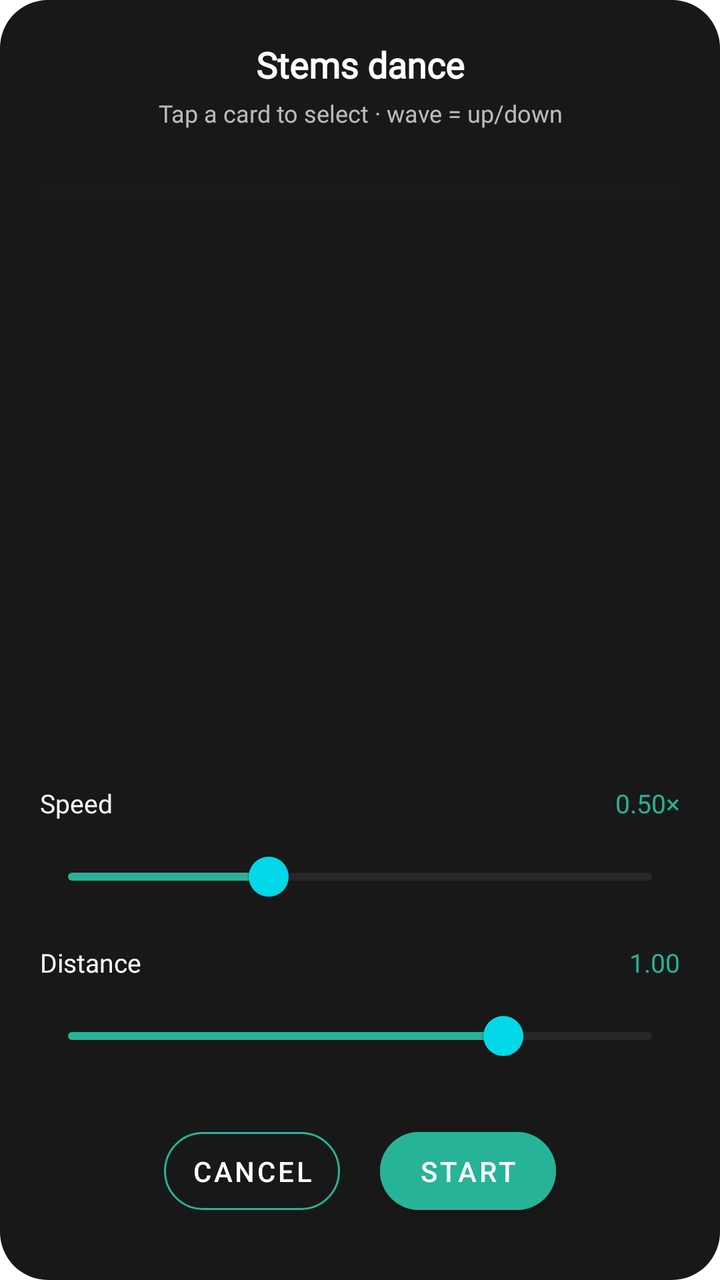
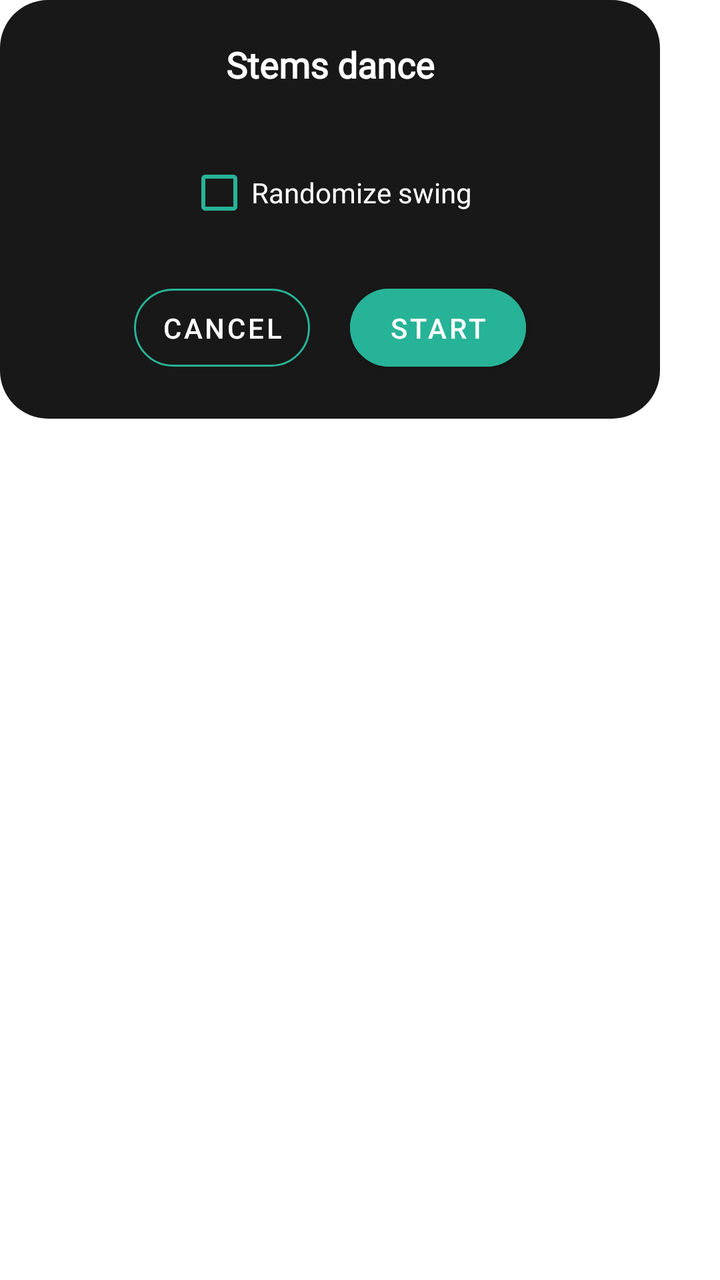

The first picture is an Android layout as it rendered before a commit; the second is the same layout after the commit. The layout source and the unified diff follow.
<!-- AndroidManifest.xml: application theme Theme.Fision -->
<!-- res/layout/stems_dance_setup_dialog.xml -->
<?xml version="1.0" encoding="utf-8"?>
<LinearLayout xmlns:android="http://schemas.android.com/apk/res/android"
    xmlns:app="http://schemas.android.com/apk/res-auto"
    android:orientation="vertical"
    android:layout_width="330dp"
    android:layout_height="wrap_content"
    android:padding="20dp"
    android:background="@drawable/delete_dialogbg">

    <TextView
        android:layout_width="match_parent"
        android:layout_height="wrap_content"
        android:gravity="center"
        android:fontFamily="@font/yugothic_ui_regular"
        android:text="@string/stems_dance_title"
        android:textColor="@color/AppWhite"
        android:textSize="18sp"
        android:textStyle="bold"
        android:layout_marginBottom="4dp" />

    <TextView
        android:layout_width="match_parent"
        android:layout_height="wrap_content"
        android:gravity="center"
        android:fontFamily="@font/yugothic_ui_regular"
        android:text="@string/stems_dance_hint"
        android:textColor="#B3FFFFFF"
        android:textSize="12sp"
        android:layout_marginBottom="14dp" />

    
    <FrameLayout
        android:layout_width="match_parent"
        android:layout_height="300dp"
        android:layout_marginBottom="14dp">

        <androidx.recyclerview.widget.RecyclerView
            android:id="@+id/rv_dance_stems"
            android:layout_width="match_parent"
            android:layout_height="match_parent"
            android:clipToPadding="false" />

        <View
            android:layout_width="match_parent"
            android:layout_height="24dp"
            android:layout_gravity="top"
            android:background="@drawable/dance_list_fade_top"
            android:clickable="false"
            android:focusable="false" />

        <View
            android:layout_width="match_parent"
            android:layout_height="24dp"
            android:layout_gravity="bottom"
            android:background="@drawable/dance_list_fade_bottom"
            android:clickable="false"
            android:focusable="false" />

    </FrameLayout>

    
    <LinearLayout
        android:layout_width="match_parent"
        android:layout_height="wrap_content"
        android:orientation="horizontal"
        android:gravity="center_vertical"
        android:layout_marginBottom="4dp">
        <TextView
            android:layout_width="0dp"
            android:layout_height="wrap_content"
            android:layout_weight="1"
            android:fontFamily="@font/yugothic_ui_regular"
            android:text="@string/stems_dance_speed"
            android:textColor="@color/AppWhite"
            android:textSize="13sp" />
        <TextView
            android:id="@+id/tv_dance_speed_value"
            android:layout_width="wrap_content"
            android:layout_height="wrap_content"
            android:fontFamily="@font/yugothic_ui_regular"
            android:text="0.50×"
            android:textColor="?attr/colorPrimary"
            android:textSize="13sp" />
    </LinearLayout>
    <com.google.android.material.slider.Slider
        android:id="@+id/sl_dance_speed"
        android:layout_width="match_parent"
        android:layout_height="wrap_content"
        android:valueFrom="0.02"
        android:valueTo="0.4"
        android:value="0.15"
        android:stepSize="0.01"
        app:trackColorActive="?attr/colorPrimary"
        app:trackColorInactive="@color/BottomSheetColor"
        app:thumbColor="?attr/accentSecondary"
        app:haloRadius="0dp"
        app:tickVisible="false" />

    
    <LinearLayout
        android:layout_width="match_parent"
        android:layout_height="wrap_content"
        android:orientation="horizontal"
        android:gravity="center_vertical"
        android:layout_marginTop="10dp"
        android:layout_marginBottom="4dp">
        <TextView
            android:layout_width="0dp"
            android:layout_height="wrap_content"
            android:layout_weight="1"
            android:fontFamily="@font/yugothic_ui_regular"
            android:text="@string/stems_dance_distance"
            android:textColor="@color/AppWhite"
            android:textSize="13sp" />
        <TextView
            android:id="@+id/tv_dance_distance_value"
            android:layout_width="wrap_content"
            android:layout_height="wrap_content"
            android:fontFamily="@font/yugothic_ui_regular"
            android:text="1.00"
            android:textColor="?attr/colorPrimary"
            android:textSize="13sp" />
    </LinearLayout>
    <com.google.android.material.slider.Slider
        android:id="@+id/sl_dance_distance"
        android:layout_width="match_parent"
        android:layout_height="wrap_content"
        android:valueFrom="0.4"
        android:valueTo="1.2"
        android:value="1.0"
        android:stepSize="0.05"
        app:trackColorActive="?attr/colorPrimary"
        app:trackColorInactive="@color/BottomSheetColor"
        app:thumbColor="?attr/accentSecondary"
        app:haloRadius="0dp"
        app:tickVisible="false" />

    
    <LinearLayout
        android:layout_width="match_parent"
        android:layout_height="wrap_content"
        android:orientation="horizontal"
        android:gravity="center"
        android:layout_marginTop="18dp">

        <com.google.android.material.button.MaterialButton
            android:id="@+id/b_dance_cancel"
            style="@style/Widget.MaterialComponents.Button.OutlinedButton"
            android:layout_width="wrap_content"
            android:layout_height="wrap_content"
            android:layout_marginEnd="10dp"
            android:padding="10dp"
            android:text="@string/NO"
            android:textColor="@color/AppWhite"
            app:strokeColor="?attr/colorPrimary"
            app:rippleColor="?attr/colorPrimary"
            app:cornerRadius="20dp" />

        <com.google.android.material.button.MaterialButton
            android:id="@+id/b_dance_start"
            android:layout_width="wrap_content"
            android:layout_height="wrap_content"
            android:layout_marginStart="10dp"
            android:padding="10dp"
            android:text="@string/stems_dance_start"
            android:textColor="@color/AppWhite"
            android:backgroundTint="?attr/colorPrimary"
            app:cornerRadius="20dp" />
    </LinearLayout>

</LinearLayout>
<!-- resources referenced by this layout -->
<resources>
  <color name="AppWhite">#FFFFFF</color>
  <color name="BottomSheetColor">#272727</color>
  <!-- drawable dance_list_fade_bottom (drawable) -->
  <?xml version="1.0" encoding="utf-8"?>
  <shape xmlns:android="http://schemas.android.com/apk/res/android">
      <gradient
          android:startColor="#F2181818"
          android:centerColor="#80181818"
          android:endColor="#00181818"
          android:angle="90" />
  </shape>
  <!-- drawable dance_list_fade_top (drawable) -->
  <?xml version="1.0" encoding="utf-8"?>
  <shape xmlns:android="http://schemas.android.com/apk/res/android">
      <gradient
          android:startColor="#F2181818"
          android:centerColor="#80181818"
          android:endColor="#00181818"
          android:angle="270" />
  </shape>
  <!-- drawable delete_dialogbg (drawable) -->
  <?xml version="1.0" encoding="utf-8"?>
  <shape xmlns:android="http://schemas.android.com/apk/res/android">
      <solid android:color="#181818" />
      <corners android:radius="24dp" />
  </shape>
  <string name="NO">@android:string/cancel</string>
  <string name="stems_dance_distance">Distance</string>
  <string name="stems_dance_hint">Tap a card to select · wave = up/down</string>
  <string name="stems_dance_speed">Speed</string>
  <string name="stems_dance_start">Start</string>
  <string name="stems_dance_title">Stems dance</string>
  <style name="Theme.Fision" parent="Theme.MaterialComponents.DayNight.DarkActionBar">
          
          <item name="colorPrimary">@color/colorPrimary</item>
          <item name="colorPrimaryVariant">@color/purple_700</item>
          <item name="colorOnPrimary">@color/white</item>
          
          <item name="colorSecondary">@color/teal_200</item>
          <item name="colorSecondaryVariant">@color/teal_700</item>
          <item name="colorOnSecondary">@color/black</item>
          
          <item name="accentSecondary">@color/accent_green_secondary</item>
          
          <item name="android:statusBarColor">?attr/colorPrimaryVariant</item>
          
      </style>
  <color name="colorPrimary">#27B397</color>
  <color name="purple_700">#FF3700B3</color>
  <color name="white">#FFFFFFFF</color>
  <color name="teal_200">#FF03DAC5</color>
  <color name="teal_700">#FF018786</color>
  <color name="black">#FF000000</color>
  <color name="accent_green_secondary">#02D8E7</color>
</resources>

<!-- the commit's change to res/layout/stems_dance_setup_dialog.xml (unified diff, before → after) -->
@@ -1,6 +1,13 @@
 <?xml version="1.0" encoding="utf-8"?>
-<LinearLayout xmlns:android="http://schemas.android.com/apk/res/android"
+<ScrollView xmlns:android="http://schemas.android.com/apk/res/android"
     xmlns:app="http://schemas.android.com/apk/res-auto"
+    xmlns:tools="http://schemas.android.com/tools"
+    android:layout_width="wrap_content"
+    android:layout_height="wrap_content"
+    android:overScrollMode="never"
+    android:scrollbars="none">
+
+<LinearLayout
     android:orientation="vertical"
     android:layout_width="330dp"
     android:layout_height="wrap_content"
@@ -16,124 +23,31 @@
         android:textColor="@color/AppWhite"
         android:textSize="18sp"
         android:textStyle="bold"
-        android:layout_marginBottom="4dp" />
-
-    <TextView
-        android:layout_width="match_parent"
-        android:layout_height="wrap_content"
-        android:gravity="center"
-        android:fontFamily="@font/yugothic_ui_regular"
-        android:text="@string/stems_dance_hint"
-        android:textColor="#B3FFFFFF"
-        android:textSize="12sp"
         android:layout_marginBottom="14dp" />
 
     
-    <FrameLayout
+    <androidx.recyclerview.widget.RecyclerView
+        android:id="@+id/rv_dance_stems"
         android:layout_width="match_parent"
-        android:layout_height="300dp"
-        android:layout_marginBottom="14dp">
-
-        <androidx.recyclerview.widget.RecyclerView
-            android:id="@+id/rv_dance_stems"
-            android:layout_width="match_parent"
-            android:layout_height="match_parent"
-            android:clipToPadding="false" />
-
-        <View
-            android:layout_width="match_parent"
-            android:layout_height="24dp"
-            android:layout_gravity="top"
-            android:background="@drawable/dance_list_fade_top"
-            android:clickable="false"
-            android:focusable="false" />
-
-        <View
-            android:layout_width="match_parent"
-            android:layout_height="24dp"
-            android:layout_gravity="bottom"
-            android:background="@drawable/dance_list_fade_bottom"
-            android:clickable="false"
-            android:focusable="false" />
-
-    </FrameLayout>
+        android:layout_height="wrap_content"
+        android:layout_marginStart="-5dp"
+        android:layout_marginEnd="-5dp"
+        android:layout_marginBottom="14dp"
+        android:nestedScrollingEnabled="false"
+        android:overScrollMode="never" />
 
     
-    <LinearLayout
-        android:layout_width="match_parent"
+    <com.google.android.material.checkbox.MaterialCheckBox
+        android:id="@+id/cb_dance_random_swing"
+        android:layout_width="wrap_content"
         android:layout_height="wrap_content"
-        android:orientation="horizontal"
-        android:gravity="center_vertical"
-        android:layout_marginBottom="4dp">
-        <TextView
-            android:layout_width="0dp"
-            android:layout_height="wrap_content"
-            android:layout_weight="1"
-            android:fontFamily="@font/yugothic_ui_regular"
-            android:text="@string/stems_dance_speed"
-            android:textColor="@color/AppWhite"
-            android:textSize="13sp" />
-        <TextView
-            android:id="@+id/tv_dance_speed_value"
-            android:layout_width="wrap_content"
-            android:layout_height="wrap_content"
-            android:fontFamily="@font/yugothic_ui_regular"
-            android:text="0.50×"
-            android:textColor="?attr/colorPrimary"
-            android:textSize="13sp" />
-    </LinearLayout>
-    <com.google.android.material.slider.Slider
-        android:id="@+id/sl_dance_speed"
-        android:layout_width="match_parent"
-        android:layout_height="wrap_content"
-        android:valueFrom="0.02"
-        android:valueTo="0.4"
-        android:value="0.15"
-        android:stepSize="0.01"
-        app:trackColorActive="?attr/colorPrimary"
-        app:trackColorInactive="@color/BottomSheetColor"
-        app:thumbColor="?attr/accentSecondary"
-        app:haloRadius="0dp"
-        app:tickVisible="false" />
-
-    
-    <LinearLayout
-        android:layout_width="match_parent"
-        android:layout_height="wrap_content"
-        android:orientation="horizontal"
-        android:gravity="center_vertical"
-        android:layout_marginTop="10dp"
-        android:layout_marginBottom="4dp">
-        <TextView
-            android:layout_width="0dp"
-            android:layout_height="wrap_content"
-            android:layout_weight="1"
-            android:fontFamily="@font/yugothic_ui_regular"
-            android:text="@string/stems_dance_distance"
-            android:textColor="@color/AppWhite"
-            android:textSize="13sp" />
-        <TextView
-            android:id="@+id/tv_dance_distance_value"
-            android:layout_width="wrap_content"
-            android:layout_height="wrap_content"
-            android:fontFamily="@font/yugothic_ui_regular"
-            android:text="1.00"
-            android:textColor="?attr/colorPrimary"
-            android:textSize="13sp" />
-    </LinearLayout>
-    <com.google.android.material.slider.Slider
-        android:id="@+id/sl_dance_distance"
-        android:layout_width="match_parent"
-        android:layout_height="wrap_content"
-        android:valueFrom="0.4"
-        android:valueTo="1.2"
-        android:value="1.0"
-        android:stepSize="0.05"
-        app:trackColorActive="?attr/colorPrimary"
-        app:trackColorInactive="@color/BottomSheetColor"
-        app:thumbColor="?attr/accentSecondary"
-        app:haloRadius="0dp"
-        app:tickVisible="false" />
+        android:layout_gravity="center_horizontal"
+        android:fontFamily="@font/yugothic_ui_regular"
+        android:text="Randomize swing"
+        android:textColor="@color/AppWhite"
+        android:textSize="14sp"
+        app:buttonTint="?attr/colorPrimary"
+        tools:ignore="HardcodedText" />
 
     
     <LinearLayout
@@ -169,3 +83,5 @@
     </LinearLayout>
 
 </LinearLayout>
+
+</ScrollView>
<!-- resource entries referenced after the edit -->
@@ -1,25 +1,6 @@
 <!-- resources referenced by this layout -->
 <resources>
   <color name="AppWhite">#FFFFFF</color>
-  <color name="BottomSheetColor">#272727</color>
-  <!-- drawable dance_list_fade_bottom (drawable) -->
-  <?xml version="1.0" encoding="utf-8"?>
-  <shape xmlns:android="http://schemas.android.com/apk/res/android">
-      <gradient
-          android:startColor="#F2181818"
-          android:centerColor="#80181818"
-          android:endColor="#00181818"
-          android:angle="90" />
-  </shape>
-  <!-- drawable dance_list_fade_top (drawable) -->
-  <?xml version="1.0" encoding="utf-8"?>
-  <shape xmlns:android="http://schemas.android.com/apk/res/android">
-      <gradient
-          android:startColor="#F2181818"
-          android:centerColor="#80181818"
-          android:endColor="#00181818"
-          android:angle="270" />
-  </shape>
   <!-- drawable delete_dialogbg (drawable) -->
   <?xml version="1.0" encoding="utf-8"?>
   <shape xmlns:android="http://schemas.android.com/apk/res/android">
@@ -27,9 +8,6 @@
       <corners android:radius="24dp" />
   </shape>
   <string name="NO">@android:string/cancel</string>
-  <string name="stems_dance_distance">Distance</string>
-  <string name="stems_dance_hint">Tap a card to select · wave = up/down</string>
-  <string name="stems_dance_speed">Speed</string>
   <string name="stems_dance_start">Start</string>
   <string name="stems_dance_title">Stems dance</string>
   <style name="Theme.Fision" parent="Theme.MaterialComponents.DayNight.DarkActionBar">
